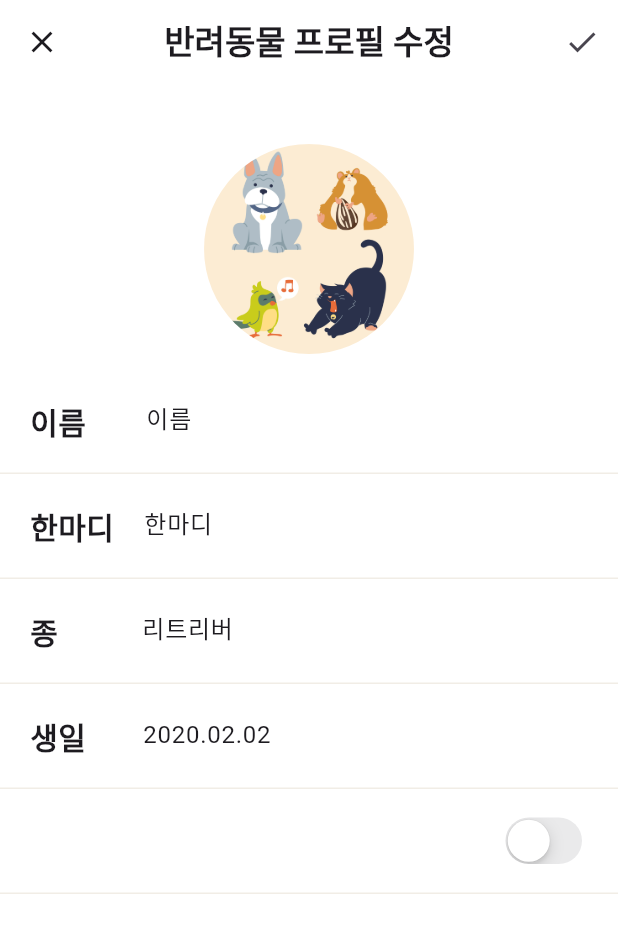
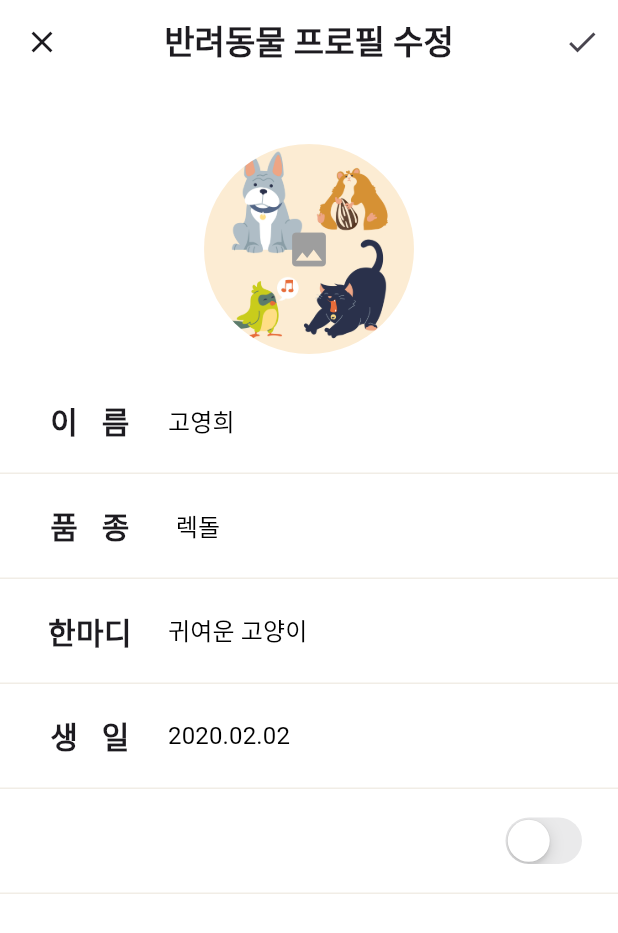
Before and after one commit to DwKwCs/LOGIN_APP_With_Pet, a Flutter app: the screen it shows after launch, after a tap on the "create" icon, on a phone screen of 412 x 824 dp. Shown: the top 933 px of the screen. Run offline on Flutter 3.47's test engine with Material 3 defaults, Android fonts, the light colour scheme and no system bars; our stand-ins replace buttons_tabbar, drift, image_picker, percent_indicator, table_calendar, webview_flutter; accounts and stored records are empty.

Commit message:
9.4~5 홈 프로필 수정 화면 작업

```diff
--- a/lib/component/home/profile_setting.dart
+++ b/lib/component/home/profile_setting.dart
@@ -1,5 +1,7 @@
 import 'package:flutter/cupertino.dart';
 import 'package:flutter/material.dart';
+import 'dart:io';
+import 'package:image_picker/image_picker.dart';
 import 'package:login_with_pet/const/colors.dart';
 import 'package:login_with_pet/component/home/profile_form.dart';
 
@@ -34,6 +36,18 @@ class _ProfileSettingState extends State<ProfileSetting> {
   late String _species;
   late String _date;
   late String _ddate;
+
+  XFile? file;
+
+  Future<void> _pickImage() async {
+    ImagePicker().pickImage(source: ImageSource.gallery).then((image) {
+      if (image != null) {
+        setState(() {
+          file = image;
+        });
+      }
+    });
+  }
 
   @override
   void initState() {
@@ -84,18 +98,184 @@ class _ProfileSettingState extends State<ProfileSetting> {
               ],
             ),
             const SizedBox(height: 40),
-            CircleAvatar(
-              radius: 70,
-              backgroundColor: Colors.white,
-              backgroundImage: AssetImage('asset/img/basic_profile_img.jpg'),
+            GestureDetector(
+              onTap: () {_pickImage();},
+              child: CircleAvatar(
+                radius: 70,
+                backgroundColor: Colors.white,
+                backgroundImage: AssetImage('asset/img/basic_profile_img.jpg'),
+                child: (file != null)
+                    ? Image.file(
+                  File(file!.path),
+                  fit: BoxFit.cover,
+                )
+                    : const Icon(
+                  Icons.image,
+                  size: 30,
+                  color: Colors.grey,
+                ),
+              ),
             ),
             const SizedBox(height: 10),
             Column(
               children: [
-                _buildProfileRow('이름', _name, 40),
-                _buildProfileRow('한마디', _comment, 20),
-                _buildProfileRow('종', _species, 56),
-                _buildProfileRow('생일', _date, 38),
+                Container(
+                  height: 70,
+                  width: MediaQuery.of(context).size.width,
+                  padding: const EdgeInsets.only(left: 20),
+                  decoration: const BoxDecoration(
+                    border: Border(bottom: BorderSide(color: SUB_COLOR1, width: 1)),
+                  ),
+                  child: Row(
+                    children: [
+                      Container(
+                        width: 80,
+                        child: const Text(
+                          '이   름',
+                          textAlign: TextAlign.center,
+                          style: const TextStyle(fontSize: 20, fontWeight: FontWeight.w800),
+                        ),
+                      ),
+                      TextButton(
+                        style: ButtonStyle(
+                          overlayColor: WidgetStateProperty.all<Color>(Colors.transparent),
+                        ),
+                        onPressed: () async {
+                          _name = await Navigator.of(context).push(
+                            MaterialPageRoute(
+                              builder: (context) =>
+                                  ProfileForm(label: '이름', hint: _name),
+                            ),
+                          );
+                          setState(() {});
+                        },
+                        child: Text(
+                          _name,
+                          textAlign: TextAlign.start,
+                          style: TextStyle(color: Colors.black, fontSize: 16, fontWeight: FontWeight.w400),
+                        ),
+                      ),
+                      const SizedBox(width: 20),
+                    ],
+                  ),
+                ),
+                Container(
+                  height: 70,
+                  width: MediaQuery.of(context).size.width,
+                  padding: const EdgeInsets.only(left: 20),
+                  decoration: const BoxDecoration(
+                    border: Border(bottom: BorderSide(color: SUB_COLOR1, width: 1)),
+                  ),
+                  child: Row(
+                    children: [
+                      Container(
+                        width: 80,
+                        child: const Text(
+                          '품   종',
+                          textAlign: TextAlign.center,
+                          style: const TextStyle(fontSize: 20, fontWeight: FontWeight.w800),
+                        ),
+                      ),
+                      TextButton(
+                        style: ButtonStyle(
+                          overlayColor: WidgetStateProperty.all<Color>(Colors.transparent),
+                        ),
+                        onPressed: () async {
+                         _species = await Navigator.of(context).push(
+                            MaterialPageRoute(
+                              builder: (context) => ProfileForm(label: '품종', hint: _species),
+                            ),
+                          );
+                          setState(() {});
+                        },
+                        child: Text(
+                          _species,
+                          textAlign: TextAlign.start,
+                          style: TextStyle(color: Colors.black, fontSize: 16, fontWeight: FontWeight.w400),
+                        ),
+                      ),
+                      const SizedBox(width: 20),
+                    ],
+                  ),
+                ),
+                Container(
+                  height: 70,
+                  width: MediaQuery.of(context).size.width,
+                  padding: const EdgeInsets.only(left: 20),
+                  decoration: const BoxDecoration(
+                    border: Border(bottom: BorderSide(color: SUB_COLOR1, width: 1)),
+                  ),
+                  child: Row(
+                    children: [
+                      Container(
+                        width: 80,
+                        child: const Text(
+                          '한마디',
+                          textAlign: TextAlign.center,
+                          style: const TextStyle(fontSize: 20, fontWeight: FontWeight.w800),
+                        ),
+                      ),
+                      TextButton(
+                        style: ButtonStyle(
+                          overlayColor: WidgetStateProperty.all<Color>(Colors.transparent),
+                        ),
+                        onPressed: () async {
+                          _comment = await Navigator.of(context).push(
+                            MaterialPageRoute(
+                              builder: (context) => ProfileForm(label: '한마디', hint: _comment),
+                            ),
+                          );
+                          setState(() {});
+                        },
+                        child: Text(
+                          _comment,
+                          textAlign: TextAlign.start,
+                          style: TextStyle(color: Colors.black, fontSize: 16, fontWeight: FontWeight.w400),
+                        ),
+                      ),
+                      const SizedBox(width: 20),
+                    ],
+                  ),
+                ),
+                Container(
+                  height: 70,
+                  width: MediaQuery.of(context).size.width,
+                  padding: const EdgeInsets.only(left: 20),
+                  decoration: const BoxDecoration(
+                    border: Border(bottom: BorderSide(color: SUB_COLOR1, width: 1)),
+                  ),
+                  child: Row(
+                    children: [
+                      Container(
+                        width: 80,
+                        child: const Text(
+                          '생   일',
+                          textAlign: TextAlign.center,
+                          style: const TextStyle(fontSize: 20, fontWeight: FontWeight.w800),
+                        ),
+                      ),
+                      TextButton(
+                        style: ButtonStyle(
+                          overlayColor: WidgetStateProperty.all<Color>(Colors.transparent),
+                        ),
+                        onPressed: () async {
+                          _date = await Navigator.of(context).push(
+                            MaterialPageRoute(
+                              builder: (context) => ProfileForm(label: '생일', hint: _date),
+                            ),
+                          );
+                          setState(() {});
+                        },
+                        child: Text(
+                          _date,
+                          textAlign: TextAlign.start,
+                          style: TextStyle(color: Colors.black, fontSize: 16, fontWeight: FontWeight.w400),
+                        ),
+                      ),
+                      const SizedBox(width: 20),
+                    ],
+                  ),
+                ),
                 Container(
                   height: 70,
                   width: MediaQuery.of(context).size.width,
@@ -118,15 +298,16 @@ class _ProfileSettingState extends State<ProfileSetting> {
                         child: GestureDetector(
                           onTap: () async {
                             if (_isChecked) {
-                              String str = await Navigator.of(context).push(
+                              _ddate = await Navigator.of(context).push(
                                 MaterialPageRoute(
                                   builder: (context) => ProfileForm(
                                     label: '기일',
+                                    hint: 'ex)YYYY.MM.DD',
                                     text: _ddate,
                                   ),
                                 ),
                               );
-                              _ddate = str;
+                              setState(() {});
                             }
                           },
                           child: AbsorbPointer(
@@ -162,62 +343,4 @@ class _ProfileSettingState extends State<ProfileSetting> {
       ),
     );
   }
-
-  Widget _buildProfileRow(String label, String text, double labelWidth) {
-    String edited;
-
-    return Container(
-      height: 70,
-      width: MediaQuery.of(context).size.width,
-      padding: const EdgeInsets.only(left: 20),
-      decoration: const BoxDecoration(
-        border: Border(bottom: BorderSide(color: SUB_COLOR1, width: 1)),
-      ),
-      child: Row(
-        children: [
-          Text(
-            label,
-            style: const TextStyle(fontSize: 20, fontWeight: FontWeight.w800),
-          ),
-          SizedBox(width: labelWidth),
-          Expanded(
-            child: GestureDetector(
-              onTap: () async {
-                edited = await Navigator.of(context).push(
-                  MaterialPageRoute(
-                    builder: (context) => ProfileForm(label: label, text: text),
-                  ),
-                );
-                setState(() {
-                  switch(label) {
-                    case '이름':
-                      _name = edited;
-                      break;
-                    case '한마디':
-                      _comment = edited;
-                      break;
-                    case '종':
-                      _species = edited;
-                      break;
-                    case '생일':
-                      _date = edited;
-                      break;
-                  }
-                });
-              },
-              child: AbsorbPointer(
-                child: TextFormField(
-                  initialValue: text,
-                  decoration: InputDecoration(
-                    border: InputBorder.none,
-                  ),
-                ),
-              ),
-            ),
-          ),
-          const SizedBox(width: 20),
-        ],
-      ),
-    );
-  }
 }
--- a/lib/function/home_screen.dart
+++ b/lib/function/home_screen.dart
@@ -11,9 +11,9 @@ class HomeScreen extends StatefulWidget {
 
 class _HomeScreenState extends State<HomeScreen> {
   bool isChecked = false;
-  String name = '이름';
-  String comment = '한마디';
-  String species = '리트리버';
+  String name = '고영희';
+  String comment = '귀여운 고양이';
+  String species = '렉돌';
   String date = '2020.02.02';
   String ddate = '2222.02.02';
 
--- a/pubspec.yaml
+++ b/pubspec.yaml
@@ -49,6 +49,7 @@ dependencies:
   geolocator: 13.0.1
   buttons_tabbar: 1.3.13
   percent_indicator: 4.2.3
+  image_picker: 1.1.2
 
 dev_dependencies:
   flutter_test:
```
Also changed, not shown: lib/component/home/profile_form.dart (+24 -8 lines), pubspec.lock, 1 other file.
